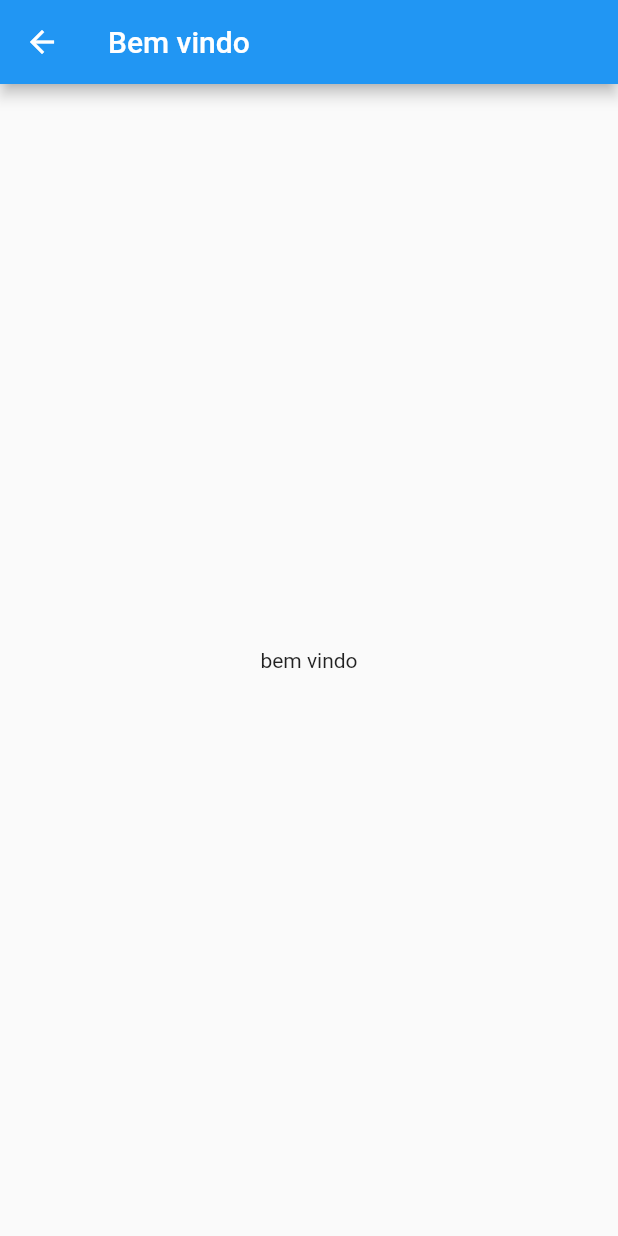
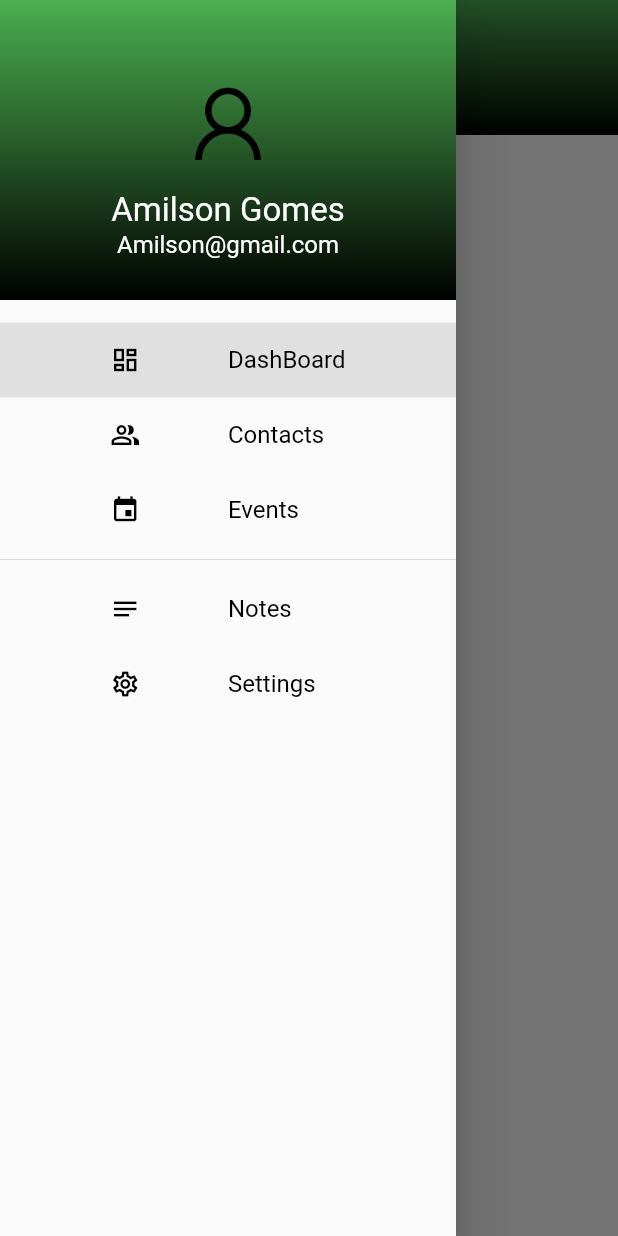
Before and after one commit to DevGomes78/Flutter-Login_Page, a Flutter app: the BemVindo screen opened by its route, with the side drawer open (before the commit the screen has no drawer), on a phone screen of 412 x 824 dp. Run offline on Flutter 3.47's test engine with Material 2 defaults, Android fonts, the phone set to English and light mode, and no system bars.

Commit message:
atualizado layout atualizado tela cadastro verificado funcao de login atualizado classe login e senha atualizado classe cadastro de login com tratamento de erros criado rotas para para cadastro e login atualizado tela login e cadastro

```diff
--- a/lib/sing_up/login_singup.dart
+++ b/lib/sing_up/login_singup.dart
@@ -2,7 +2,6 @@ import 'dart:convert';
 
 import 'package:flutter/material.dart';
 import 'package:flutter_validation/constants/routes_api.dart';
-import 'package:flutter_validation/views/bem_vindo.dart';
 import 'package:http/http.dart' as http;
 
 class LoginService {
--- a/lib/views/bem_vindo.dart
+++ b/lib/views/bem_vindo.dart
@@ -1,17 +1,140 @@
 import 'package:flutter/material.dart';
+import 'package:flutter_validation/views/contacts.dart';
+import 'package:flutter_validation/views/dashboard.dart';
+import 'package:flutter_validation/widgets/container_widget.dart';
+import 'package:flutter_validation/widgets/my_drawer_header.dart';
+import 'package:flutter_validation/widgets/my_drawer_list.dart';
 
-class BemVindo extends StatelessWidget {
+class BemVindo extends StatefulWidget {
   const BemVindo({Key? key}) : super(key: key);
 
   @override
+  State<BemVindo> createState() => _BemVindoState();
+}
+
+class _BemVindoState extends State<BemVindo> {
+  var currentPage = DrawerSections.dashBoard;
+
+  @override
   Widget build(BuildContext context) {
+    var container;
+
+    if (currentPage == DrawerSections.dashBoard) {
+      container = DashBoard();
+    } else if (currentPage == DrawerSections.contacts) {
+      container = Contacts();
+    }
     return Scaffold(
       appBar: AppBar(
-        title: Text('Bem vindo'),
+        backgroundColor: Colors.white,
+        elevation: 0,
+        toolbarHeight: 90,
+        title: Text('Bem Vindo'),
+        centerTitle: true,
+        flexibleSpace: Container(
+          decoration: const BoxDecoration(
+              borderRadius: BorderRadius.only(
+                bottomLeft: Radius.circular(50),
+                bottomRight: Radius.circular(00),
+              ),
+              gradient: LinearGradient(
+                colors: [Colors.black, Colors.green],
+                begin: Alignment.bottomCenter,
+                end: Alignment.topCenter,
+              )),
+        ),
       ),
-      body:  const Center(
-        child:  Text('bem vindo'),
+      body: container,
+      drawer: Drawer(
+        child: SingleChildScrollView(
+          child: Container(
+            child: Column(
+              children: [
+                MyHeaderDrawer(),
+                MyDrawerList(),
+              ],
+            ),
+          ),
+        ),
+      ),
+    );
+  }
+
+  Widget MyDrawerList() {
+    return Container(
+      padding: EdgeInsets.only(top: 15),
+      child: Column(
+        children: [
+          MenuItem(1, 'DashBoard', Icons.dashboard_outlined,
+              currentPage == DrawerSections.dashBoard ? true : false),
+          MenuItem(2, 'Contacts', Icons.people_alt_outlined,
+              currentPage == DrawerSections.contacts ? true : false),
+          MenuItem(3, 'Events', Icons.event,
+              currentPage == DrawerSections.events ? true : false),
+          Divider(),
+          MenuItem(4, 'Notes', Icons.notes,
+              currentPage == DrawerSections.notes ? true : false),
+          MenuItem(5, 'Settings', Icons.settings_outlined,
+              currentPage == DrawerSections.settings ? true : false),
+        ],
+      ),
+    );
+  }
+
+  Widget MenuItem(int id, String title, IconData icon, bool selected) {
+    return Material(
+      color: selected ? Colors.grey[300] : Colors.transparent,
+      child: InkWell(
+        onTap: () {
+          Navigator.pop(context);
+          setState(() {
+            if (id == 1) {
+              currentPage = DrawerSections.dashBoard;
+            } else if (id == 2) {
+              currentPage = DrawerSections.contacts;
+            } else if (id == 3) {
+              currentPage = DrawerSections.events;
+            } else if (id == 4) {
+              currentPage = DrawerSections.notes;
+            } else if (id == 5) {
+              currentPage = DrawerSections.settings;
+            } else if (id == 6) {
+              currentPage = DrawerSections.notifications;
+            }
+          });
+        },
+        child: Padding(
+          padding: EdgeInsets.all(15),
+          child: Row(
+            children: [
+              Expanded(
+                child: Icon(
+                  icon,
+                  size: 20,
+                  color: Colors.black,
+                ),
+              ),
+              Expanded(
+                  child: Text(
+                title,
+                style: TextStyle(
+                  color: Colors.black,
+                  fontSize: 16,
+                ),
+              )),
+            ],
+          ),
+        ),
       ),
     );
   }
 }
+
+enum DrawerSections {
+  dashBoard,
+  contacts,
+  events,
+  notes,
+  settings,
+  notifications,
+}
--- /dev/null
+++ b/lib/views/contacts.dart
@@ -0,0 +1,19 @@
+import 'package:flutter/material.dart';
+
+class Contacts extends StatefulWidget {
+  const Contacts({Key? key}) : super(key: key);
+
+  @override
+  State<Contacts> createState() => _ContactsState();
+}
+
+class _ContactsState extends State<Contacts> {
+  @override
+  Widget build(BuildContext context) {
+    return const Scaffold(
+     body: Center(
+       child: Text('Contacts'),
+     ),
+    );
+  }
+}
--- /dev/null
+++ b/lib/views/dashboard.dart
@@ -0,0 +1,19 @@
+import 'package:flutter/material.dart';
+
+class DashBoard extends StatefulWidget {
+  const DashBoard({Key? key}) : super(key: key);
+
+  @override
+  State<DashBoard> createState() => _DashBoardState();
+}
+
+class _DashBoardState extends State<DashBoard> {
+  @override
+  Widget build(BuildContext context) {
+    return Scaffold(
+      body: Center(
+        child: Text('DashBoard'),
+      ),
+    );
+  }
+}
--- /dev/null
+++ b/lib/views/events.dart
@@ -0,0 +1,15 @@
+import 'package:flutter/material.dart';
+
+class Events extends StatelessWidget {
+  const Events({Key? key}) : super(key: key);
+
+
+  @override
+  Widget build(BuildContext context) {
+    return Scaffold(
+      appBar: AppBar(
+        title: Text('events'),
+      ),
+    );
+  }
+}
--- a/lib/views/login_page.dart
+++ b/lib/views/login_page.dart
@@ -115,7 +115,8 @@ class _LoginState extends State<Login> {
               const SizedBox(height: 10),
               InkWell(
                 onTap: () {
-                  Navigator.pushNamed(context, RoutesPage.cadastro);
+                  Navigator.pushReplacementNamed(
+                      context, RoutesPage.cadastro);
                 },
                 child: Textwidget(
                   cadastro: 'Nao tem Cadastro?  ',
--- a/lib/views/splash.dart
+++ b/lib/views/splash.dart
@@ -1,4 +1,5 @@
 import 'package:flutter/material.dart';
+import 'package:flutter_validation/views/bem_vindo.dart';
 
 import 'home_page.dart';
 
--- /dev/null
+++ b/lib/widgets/my_drawer_header.dart
@@ -0,0 +1,55 @@
+import 'package:flutter/material.dart';
+
+class MyHeaderDrawer extends StatefulWidget {
+  const MyHeaderDrawer({Key? key}) : super(key: key);
+
+  @override
+  State<MyHeaderDrawer> createState() => _MyHeaderDrawerState();
+}
+
+class _MyHeaderDrawerState extends State<MyHeaderDrawer> {
+  @override
+  Widget build(BuildContext context) {
+    return Container(
+      width: double.infinity,
+      height: 200,
+      decoration: const BoxDecoration(
+        gradient: LinearGradient(
+            colors: [(Colors.green), (Colors.black)],
+            begin: Alignment.topCenter,
+            end: Alignment.bottomCenter),
+      ),
+      padding: EdgeInsets.only(top: 20),
+      child: Column(
+        mainAxisAlignment: MainAxisAlignment.center,
+        children: [
+          Container(
+            margin: EdgeInsets.only(bottom: 10),
+            height: 70,
+            width: 90,
+            decoration: const BoxDecoration(
+              shape: BoxShape.circle,
+              image: DecorationImage(
+                image: AssetImage('images/User_Icon.png'),
+              ),
+            ),
+          ),
+          const Text(
+            'Amilson Gomes',
+            style: TextStyle(
+              color: Colors.white,
+              fontSize: 22,
+            ),
+          ),
+          const Text(
+            'Amilson@gmail.com',
+            style: TextStyle(
+              color: Colors.white,
+              fontSize: 16,
+            ),
+          ),
+        ],
+      ),
+    );
+  }
+}
--- /dev/null
+++ b/lib/widgets/my_drawer_list.dart
@@ -0,0 +1 @@
+import 'package:flutter/material.dart';
```
Also changed, not shown: images/minhafoto.jpg (added).
